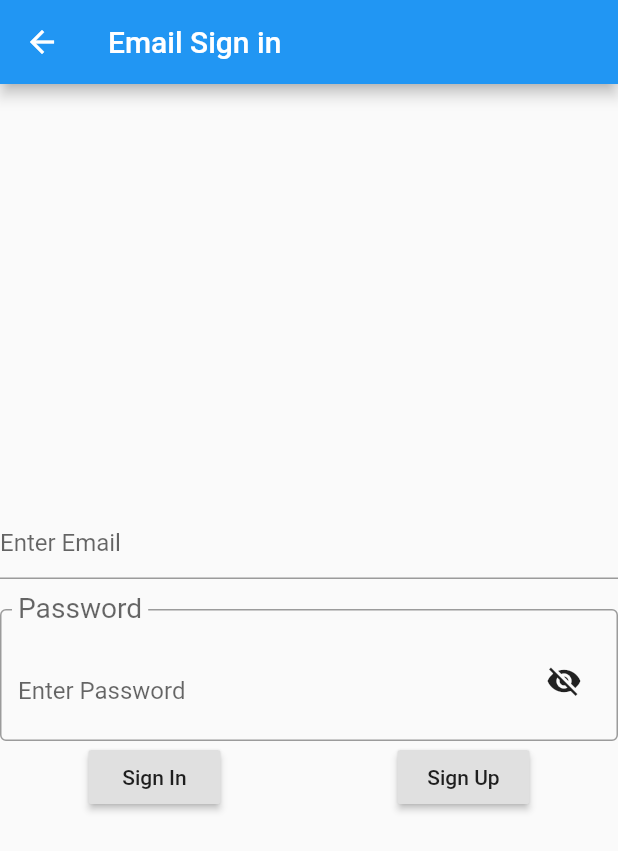
After one commit to Zeeshan-progs/Firebase_Signin, a Flutter app: the SignEmail screen opened directly, on a phone screen of 412 x 824 dp. The commit adds this screen. Shown: the top 851 px of the screen. Run offline on Flutter 3.47's test engine with Material 2 defaults, Android fonts, the phone set to English and light mode, and no system bars; our stand-ins replace firebase_auth, firebase_core; accounts and stored records are empty; network calls fail.

Commit message:
Email Sign In

```diff
--- /dev/null
+++ b/lib/EmailSign.dart
@@ -0,0 +1,108 @@
+import 'package:firebase_auth/firebase_auth.dart';
+import 'package:flutter/material.dart';
+import 'package:sign_anon/auth.dart';
+
+class SignEmail extends StatefulWidget {
+  @override
+  _SignEmailState createState() => _SignEmailState();
+}
+
+class _SignEmailState extends State<SignEmail> {
+  String _password, _email;
+  bool _hide = false;
+  final auth = FirebaseAuth.instance;
+
+  @override
+  Widget build(BuildContext context) {
+    return Scaffold(
+      appBar: AppBar(
+        title: Text('Email Sign in'),
+      ),
+      body: Column(
+        mainAxisAlignment: MainAxisAlignment.center,
+        children: [
+          TextField(
+            keyboardType: TextInputType.emailAddress,
+            decoration: InputDecoration(
+              hintText: 'Enter Email',
+            ),
+            onChanged: (value) {
+              _email = value.trim();
+            },
+          ),
+          SizedBox(height: 20),
+          TextField(
+            obscureText: !_hide,
+            decoration: InputDecoration(
+              hintText: 'Enter Password',
+             border: OutlineInputBorder(borderSide: BorderSide()),floatingLabelBehavior: FloatingLabelBehavior.always,
+             labelText: 'Password',
+             alignLabelWithHint: true,
+             labelStyle: TextStyle(fontSize: 25),
+              suffix: IconButton(
+                icon: Icon(_hide ? Icons.visibility : Icons.visibility_off),
+                onPressed: () {
+                  setState(() {
+                    _hide = !_hide;
+                  });
+                },
+              ),
+            ),
+            onChanged: (value) {
+              _password = value.trim();
+            },
+            keyboardAppearance: Brightness.dark,
+          ),
+          Row(
+            mainAxisAlignment: MainAxisAlignment.spaceAround,
+            children: [
+              RaisedButton(
+                onPressed: () async {
+                  EmailSign().signinWithEmail(_email, _password).then((value) =>
+                      Navigator.push(context,
+                          MaterialPageRoute(builder: (context) => Validate())));
+                },
+                child: Text('Sign In'),
+              ),
+              RaisedButton(
+                onPressed: () async {
+                  EmailSign().createEmail(_email, _password).then((value) =>
+                      Navigator.push(context,
+                          MaterialPageRoute(builder: (context) => Validate())));
+                },
+                child: Text('Sign Up'),
+              ),
+            ],
+          ),
+        ],
+      ),
+    );
+  }
+}
+
+class Validate extends StatefulWidget {
+  @override
+  _ValidateState createState() => _ValidateState();
+}
+
+class _ValidateState extends State<Validate> {
+  @override
+  Widget build(BuildContext context) {
+    return Container(
+      color: Colors.white,
+      child: Center(
+        child: Column(
+          mainAxisAlignment: MainAxisAlignment.center,
+          children: [
+            FlatButton(
+              child: Text('Log Out'),
+              onPressed: () {
+                Navigator.pop(context);
+              },
+            ),
+          ],
+        ),
+      ),
+    );
+  }
+}
```
Also changed, not shown: lib/main.dart (+9 -4 lines).
